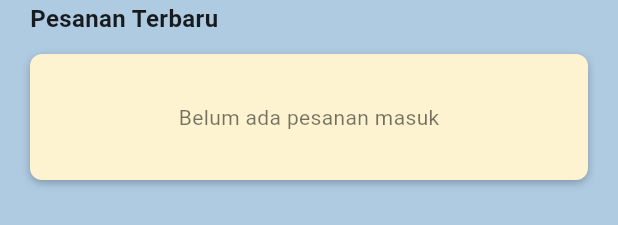
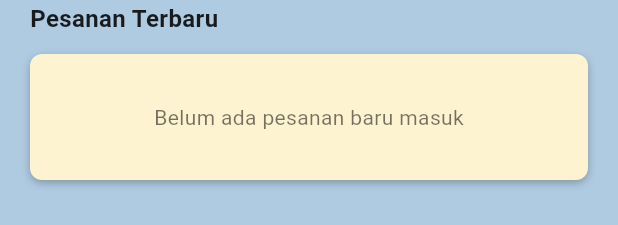
Before and after one commit to jkevinxccc/LaundryGO, a Flutter app: the DashboardAdminPage widget shown alone on an empty page, opened directly, on a phone screen of 412 x 824 dp. Shown: the part 507-732 px from the top of the screen. Run offline on Flutter 3.47's test engine with Material 3 defaults, Android fonts, the phone set to English and light mode, and no system bars; our stand-ins replace supabase_flutter; accounts and stored records are empty.

Commit message:
filter pesanan terbaru khusus pesanan baru dari user

```diff
--- a/lib/Admin/Beranda/beranda.dart
+++ b/lib/Admin/Beranda/beranda.dart
@@ -165,7 +165,13 @@ class _DashboardAdminPageState extends State<DashboardAdminPage> {
         setState(() {
           _stats = results[0] as Map<String, dynamic>;
           final allOrders = results[1] as List<Map<String, dynamic>>;
-          _recentOrders = allOrders.take(5).toList();
+          // Khusus pesanan baru yang dibuat dari user ('Baru' atau 'Pending').
+          // Jika status sudah diubah menjadi 'Diproses' atau 'Selesai', otomatis hilang dari Pesanan Terbaru.
+          final newOrders = allOrders.where((o) {
+            final st = o['status']?.toString().toLowerCase().trim() ?? '';
+            return st == 'baru' || st == 'pending';
+          }).toList();
+          _recentOrders = newOrders.take(5).toList();
           _isLoading = false;
         });
       }
@@ -309,7 +315,7 @@ class _DashboardAdminPageState extends State<DashboardAdminPage> {
                             padding: EdgeInsets.symmetric(vertical: 20),
                             child: Center(
                               child: Text(
-                                'Belum ada pesanan masuk',
+                                'Belum ada pesanan baru masuk',
                                 style: TextStyle(color: Colors.black54),
                               ),
                             ),
```
